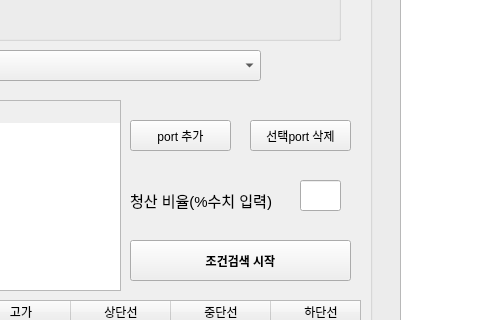
Before: the Qt Designer form exam_2.ui in sungju1572/auto_trade_4, drawn with Qt 5; both pictures show x 360 to 840 and y 170 to 490 of the 1253 by 895 pixel window.
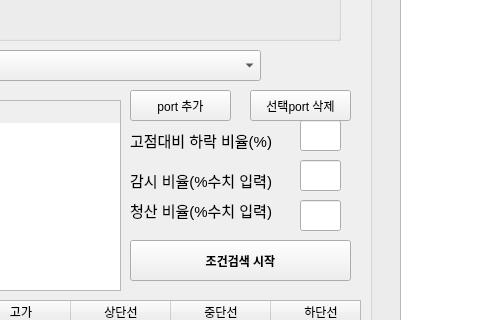
After: the same form once the commit is applied. Icons and pictures are not drawn.

Commit message: 화면 크기 복구

```diff
--- a/exam_2.ui
+++ b/exam_2.ui
@@ -251,7 +251,7 @@
     <property name="geometry">
      <rect>
       <x>490</x>
-      <y>290</y>
+      <y>260</y>
       <width>101</width>
       <height>31</height>
      </rect>
@@ -279,7 +279,7 @@
     <property name="geometry">
      <rect>
       <x>610</x>
-      <y>290</y>
+      <y>260</y>
       <width>101</width>
       <height>31</height>
      </rect>
@@ -400,7 +400,7 @@
     <property name="geometry">
      <rect>
       <x>490</x>
-      <y>360</y>
+      <y>370</y>
       <width>161</width>
       <height>21</height>
      </rect>
@@ -418,7 +418,7 @@
     <property name="geometry">
      <rect>
       <x>660</x>
-      <y>350</y>
+      <y>370</y>
       <width>41</width>
       <height>31</height>
      </rect>
@@ -429,6 +429,72 @@
      </font>
     </property>
    </widget>
+   <widget class="QLabel" name="label_9">
+    <property name="geometry">
+     <rect>
+      <x>490</x>
+      <y>340</y>
+      <width>161</width>
+      <height>21</height>
+     </rect>
+    </property>
+    <property name="font">
+     <font>
+      <pointsize>11</pointsize>
+     </font>
+    </property>
+    <property name="text">
+     <string>감시 비율(%수치 입력)</string>
+    </property>
+   </widget>
+   <widget class="QLineEdit" name="lineEdit_13">
+    <property name="geometry">
+     <rect>
+      <x>660</x>
+      <y>330</y>
+      <width>41</width>
+      <height>31</height>
+     </rect>
+    </property>
+    <property name="font">
+     <font>
+      <pointsize>11</pointsize>
+     </font>
+    </property>
+   </widget>
+   <widget class="QLineEdit" name="lineEdit_14">
+    <property name="geometry">
+     <rect>
+      <x>660</x>
+      <y>290</y>
+      <width>41</width>
+      <height>31</height>
+     </rect>
+    </property>
+    <property name="font">
+     <font>
+      <pointsize>11</pointsize>
+     </font>
+    </property>
+   </widget>
+   <widget class="QLabel" name="label_10">
+    <property name="geometry">
+     <rect>
+      <x>490</x>
+      <y>300</y>
+      <width>161</width>
+      <height>21</height>
+     </rect>
+    </property>
+    <property name="font">
+     <font>
+      <pointsize>11</pointsize>
+     </font>
+    </property>
+    <property name="text">
+     <string>고점대비 하락 비율(%)</string>
+    </property>
+   </widget>
   </widget>
   <widget class="QStatusBar" name="statusbar"/>
  </widget>
```
